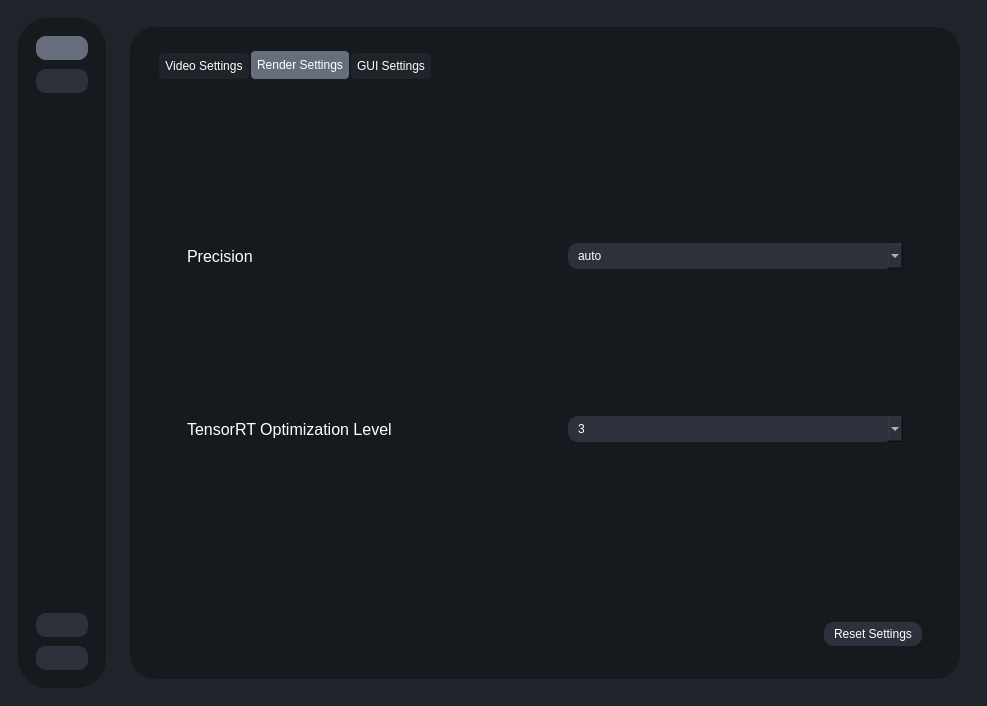
Qt form testRVEInterface.ui (TNTwise/Rife-ESRGAN-App-Linux-QT) before a commit.
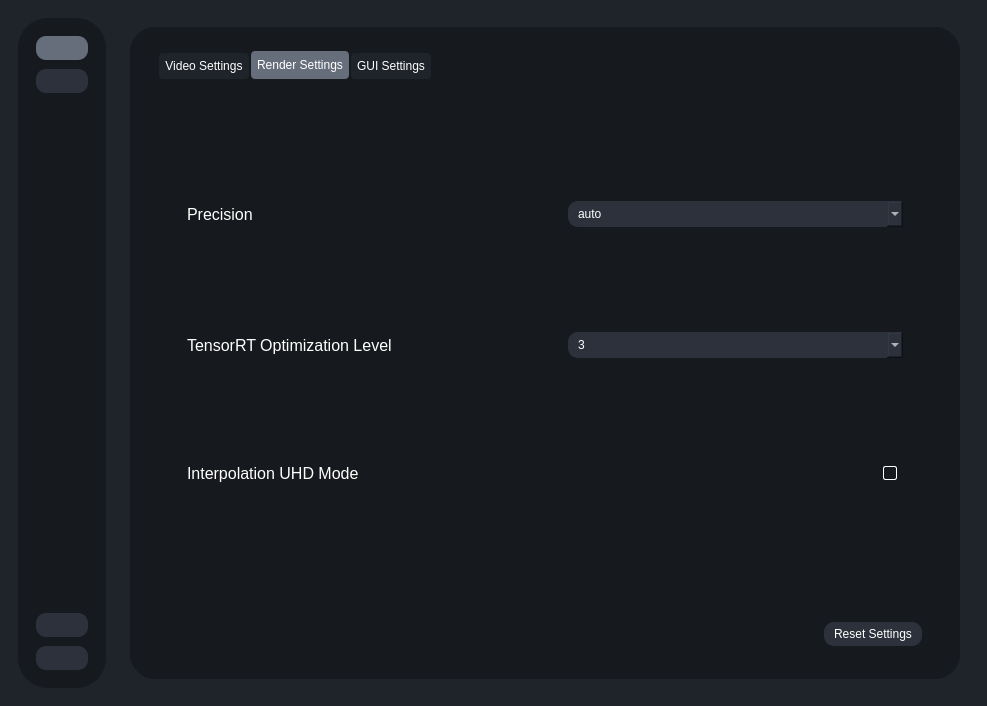
The same form after that commit. The open tabs and pages were chosen to show the change. Icons and pictures are not drawn.

Diff of the .ui file:
```diff
--- a/testRVEInterface.ui
+++ b/testRVEInterface.ui
@@ -1768,8 +1768,8 @@
                   <rect>
                    <x>0</x>
                    <y>0</y>
-                   <width>508</width>
-                   <height>357</height>
+                   <width>787</width>
+                   <height>622</height>
                   </rect>
                  </property>
                  <layout class="QVBoxLayout" name="verticalLayout_18">
@@ -2385,6 +2385,67 @@
                            </item>
                           </layout>
                          </item>
+                         <item>
+                          <layout class="QHBoxLayout" name="precisionSettingsContainer_2">
+                           <property name="spacing">
+                            <number>10</number>
+                           </property>
+                           <item>
+                            <widget class="QLabel" name="label_22">
+                             <property name="font">
+                              <font>
+                               <pointsize>12</pointsize>
+                              </font>
+                             </property>
+                             <property name="text">
+                              <string>Interpolation UHD Mode</string>
+                             </property>
+                            </widget>
+                           </item>
+                           <item>
+                            <spacer name="horizontalSpacer_15">
+                             <property name="orientation">
+                              <enum>Qt::Orientation::Horizontal</enum>
+                             </property>
+                             <property name="sizeHint" stdset="0">
+                              <size>
+                               <width>40</width>
+                               <height>20</height>
+                              </size>
+                             </property>
+                            </spacer>
+                           </item>
+                           <item>
+                            <widget class="QLabel" name="label_35">
+                             <property name="maximumSize">
+                              <size>
+                               <width>25</width>
+                               <height>25</height>
+                              </size>
+                             </property>
+                             <property name="toolTip">
+                              <string>&lt;html&gt;&lt;head/&gt;&lt;body&gt;&lt;p&gt;Saves VRAM and speeds up inference at resolutions above 1080p by calculating flow at a lower resolution.&lt;/p&gt;&lt;/body&gt;&lt;/html&gt;</string>
+                             </property>
+                             <property name="text">
+                              <string/>
+                             </property>
+                             <property name="pixmap">
+                              <pixmap resource="resources.qrc">:/icons/icons/info.svg</pixmap>
+                             </property>
+                             <property name="scaledContents">
+                              <bool>true</bool>
+                             </property>
+                            </widget>
+                           </item>
+                           <item>
+                            <widget class="QCheckBox" name="uhd_mode">
+                             <property name="text">
+                              <string/>
+                             </property>
+                            </widget>
+                           </item>
+                          </layout>
+                         </item>
                         </layout>
                        </widget>
                       </item>
```
